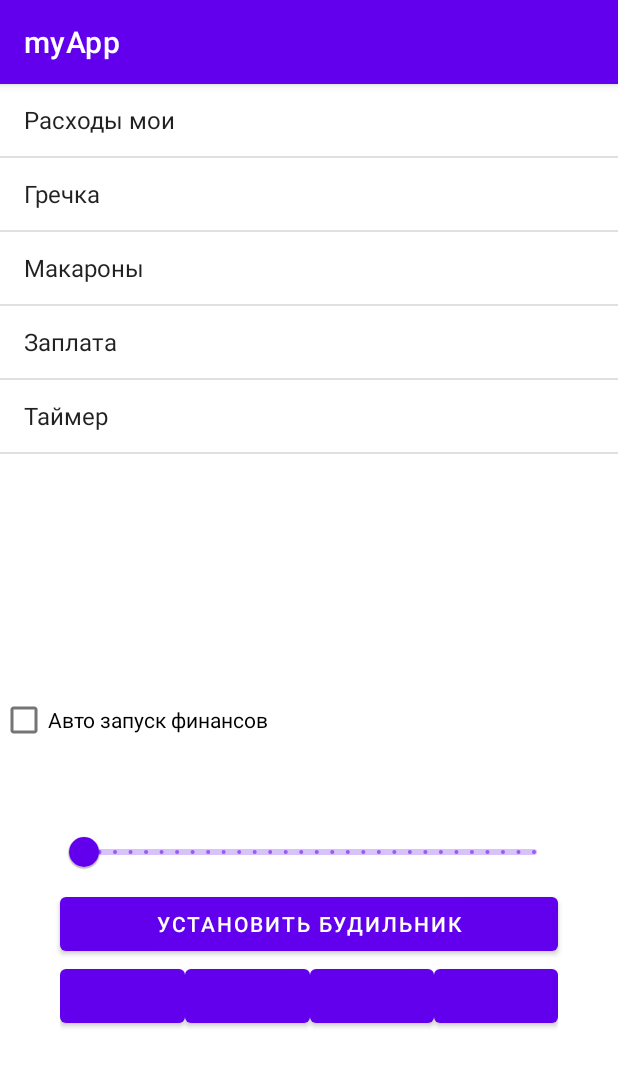
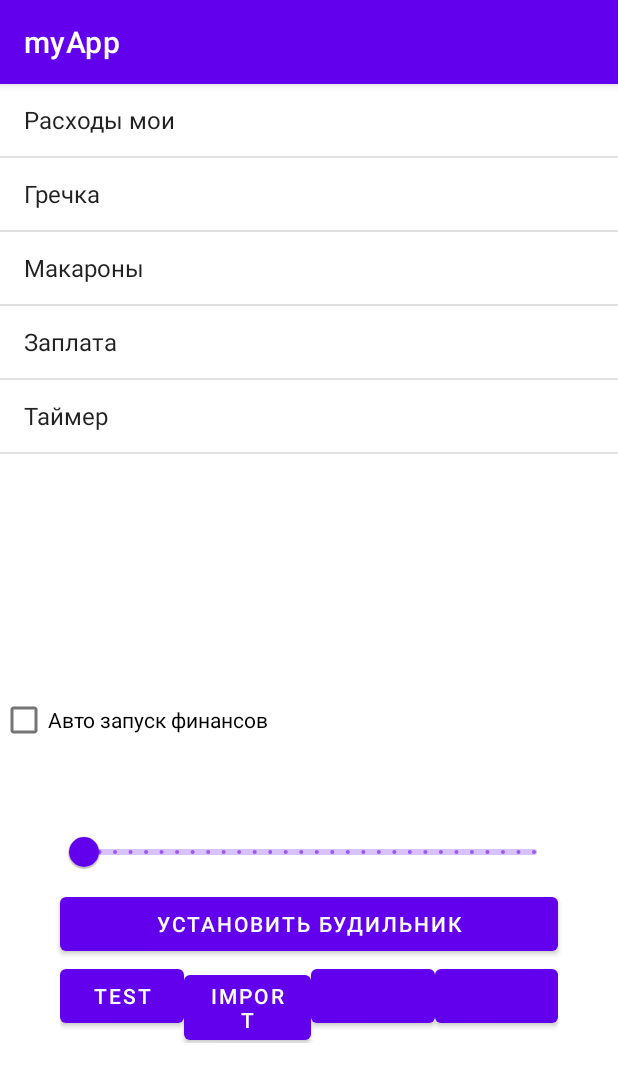
Before and after one commit to rahirim93/my-app, an Android app: the screen it shows after launch (MainActivity), on a phone screen of 412 x 824 dp. Shown: the top 1082 px of the screen. Run offline under Robolectric (Android 15) with nearby library versions, the phone set to English and light mode, and no system bars; our stand-ins replace Room's generated code.

Commit message:
#43. Добавлен импорт/экспорт БД в текстовый файл

```diff
--- a/app/src/main/java/com/example/myapp/MainActivity.kt
+++ b/app/src/main/java/com/example/myapp/MainActivity.kt
@@ -6,16 +6,28 @@ import android.content.Context
 import android.content.Intent
 import android.content.SharedPreferences
 import android.os.Bundle
+import android.util.Log
 import android.widget.*
+import androidx.activity.viewModels
 import androidx.appcompat.app.AppCompatActivity
+import com.example.myapp.database.SalaryEntity
+import com.example.myapp.databinding.ActivityMainBinding
 import com.example.myapp.moneyActivity.MoneyActivity
 import com.example.myapp.pastaActivity.PastaActivity
 import com.example.myapp.traningTimer.TrainingActivity
 import com.google.android.material.slider.Slider
 import com.google.android.material.timepicker.MaterialTimePicker
 import com.google.android.material.timepicker.TimeFormat
+import java.io.File
+import java.io.FileWriter
 import java.text.SimpleDateFormat
 import java.util.*
+import kotlin.collections.ArrayList
+import androidx.lifecycle.Observer
+import java.io.BufferedReader
+import java.io.FileReader
+import java.io.InputStream
+
 
 /** Текущая задача установка будильника с главного экрана
  * 1) Подготовить код для установки будильника
@@ -42,9 +54,89 @@ class MainActivity : AppCompatActivity() {
     private lateinit var button5: Button
     ///// Переменные для будильника
 
+    private lateinit var binding: ActivityMainBinding
+
+    private val myAppViewModel: MyAppViewModel by viewModels()
+
+    private lateinit var listSalaries: List<SalaryEntity>
+
     override fun onCreate(savedInstanceState: Bundle?) {
         super.onCreate(savedInstanceState)
         setContentView(R.layout.activity_main)
+
+        binding = ActivityMainBinding.inflate(layoutInflater)
+        setContentView(binding.root)
+
+        val salaryObserver = Observer<List<SalaryEntity>>{salaries ->
+            listSalaries = salaries
+        }
+        myAppViewModel.listSalariesLiveData.observe(this, salaryObserver)
+
+
+        binding.buttonExport.setOnClickListener {
+            val file = File(filesDir, "testFile.txt")
+            val csvWriter = FileWriter(file, true)
+            listSalaries.forEach {
+                csvWriter.write("${it.id},${it.date.timeInMillis},${it.salary},${it.expenses}\n")
+            }
+            csvWriter.close()
+
+            filesDir.listFiles().forEach {
+                log("${it.name}")
+            }
+        }
+
+        binding.buttonImport.setOnClickListener {
+            val file = File(filesDir, "testFile.txt")
+            val reader = FileReader(file)
+            val bufferedReader = BufferedReader(reader)
+            //val data = bufferedReader
+            try {
+                while (true) {
+                    var data = bufferedReader.readLine()
+                    Log.d("rahirim", data)
+                    var dataSplit = data.split(",")
+
+                    var salaryEntity = SalaryEntity()
+
+                    val calendar = Calendar.getInstance()
+                    calendar.timeInMillis = dataSplit[1].toLong()
+                    salaryEntity.date = calendar
+
+                    salaryEntity.salary = dataSplit[2].toInt()
+
+                    salaryEntity.expenses = dataSplit[3].toIntOrNull()
+
+                    Log.d("rahirim", "${salaryEntity.salary}\t\t${salaryEntity.expenses}")
+
+                    myAppViewModel.addSalary(salaryEntity)
+
+//                    if (data != null) {
+//                        var dataSplit = data.split(",")
+//                        var salaryEntity = SalaryEntity()
+//
+//                        val calendar = Calendar.getInstance()
+//                        calendar.timeInMillis = dataSplit[1].toLong()
+//                        salaryEntity.date = calendar
+//
+//                        salaryEntity.salary = dataSplit[2].toInt()
+//
+//
+//                        salaryEntity.expenses = dataSplit[3].toInt()
+//
+//
+//                    } else {
+//                        break
+//                    }
+                }
+            } catch (e: Exception) {
+                e.stackTrace
+            }
+            bufferedReader.close()
+
+        }
+
+
 
         init()
 
--- a/app/src/main/res/layout/activity_main.xml
+++ b/app/src/main/res/layout/activity_main.xml
@@ -60,14 +60,18 @@
         app:layout_constraintTop_toBottomOf="@+id/button5">
 
         <Button
+            android:id="@+id/buttonExport"
             android:layout_width="wrap_content"
             android:layout_height="wrap_content"
-            android:layout_weight="1"/>
+            android:layout_weight="1"
+            android:text="test" />
 
         <Button
+            android:id="@+id/buttonImport"
             android:layout_width="wrap_content"
             android:layout_height="wrap_content"
-            android:layout_weight="1"/>
+            android:layout_weight="1"
+            android:text="import" />
 
         <Button
             android:layout_width="wrap_content"
```
